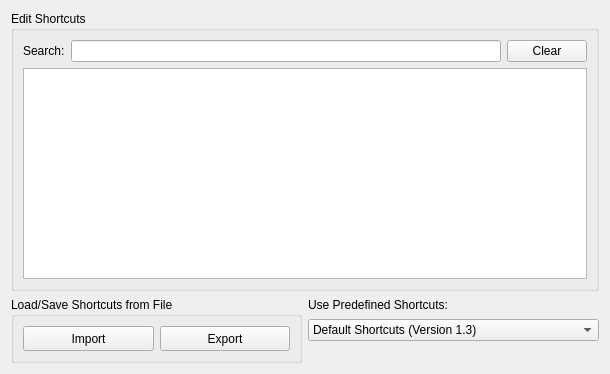
First picture: the form in source/VIEW/DIALOGS/shortcutDialog.ui, repository BALL-Project/ball, before the edit.
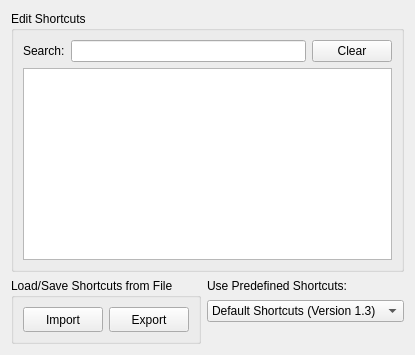
Second picture: the form after the edit. Custom widgets are drawn as their Qt base class.

Commit message: Layout fixes to the shortcut preferences

The edit to the form file:
```diff
--- a/source/VIEW/DIALOGS/shortcutDialog.ui
+++ b/source/VIEW/DIALOGS/shortcutDialog.ui
@@ -2,32 +2,6 @@
 <ui version="4.0">
  <class>ShortcutDialogData</class>
  <widget class="QWidget" name="ShortcutDialogData">
-  <property name="geometry">
-   <rect>
-    <x>0</x>
-    <y>0</y>
-    <width>610</width>
-    <height>374</height>
-   </rect>
-  </property>
-  <property name="sizePolicy">
-   <sizepolicy hsizetype="Fixed" vsizetype="Fixed">
-    <horstretch>0</horstretch>
-    <verstretch>0</verstretch>
-   </sizepolicy>
-  </property>
-  <property name="minimumSize">
-   <size>
-    <width>0</width>
-    <height>0</height>
-   </size>
-  </property>
-  <property name="maximumSize">
-   <size>
-    <width>650</width>
-    <height>450</height>
-   </size>
-  </property>
   <property name="windowTitle">
    <string>Shortcuts</string>
   </property>
```
Left out of the diff: 8 changed lines with no effect on the pictures.
